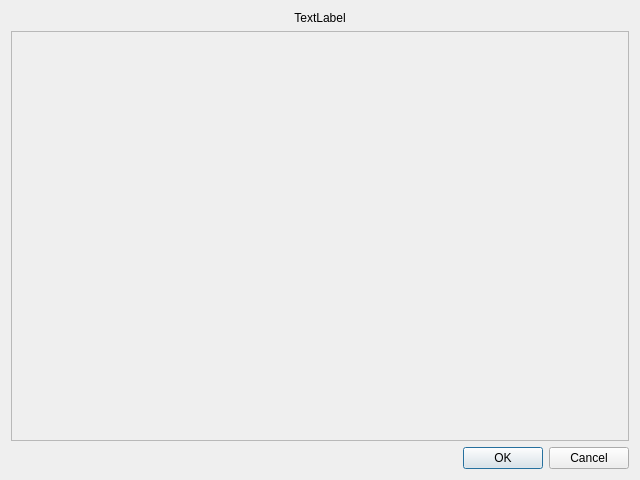
Before: the Qt Designer form searchcard.ui in obourat/MimosaNG, drawn with Qt 5.
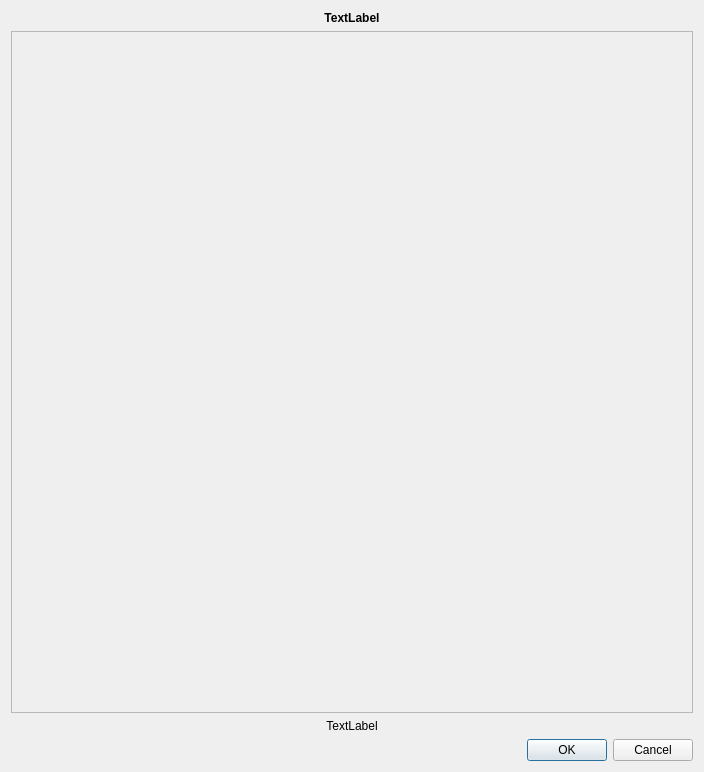
After: the same form once the commit is applied.

The edit to the form file:
```diff
--- a/searchcard.ui
+++ b/searchcard.ui
@@ -6,15 +6,15 @@
    <rect>
     <x>0</x>
     <y>0</y>
-    <width>640</width>
-    <height>480</height>
+    <width>704</width>
+    <height>772</height>
    </rect>
   </property>
   <property name="windowTitle">
    <string>Dialog</string>
   </property>
   <layout class="QGridLayout" name="gridLayout">
-   <item row="2" column="0">
+   <item row="3" column="0">
     <widget class="QDialogButtonBox" name="buttonBox">
      <property name="orientation">
       <enum>Qt::Horizontal</enum>
@@ -26,6 +26,14 @@
    </item>
    <item row="0" column="0">
     <widget class="QLabel" name="label">
+     <property name="font">
+      <font>
+       <weight>75</weight>
+       <bold>true</bold>
+       <underline>false</underline>
+       <strikeout>false</strikeout>
+      </font>
+     </property>
      <property name="text">
       <string>TextLabel</string>
      </property>
@@ -44,8 +52,8 @@
        <rect>
         <x>0</x>
         <y>0</y>
-        <width>620</width>
-        <height>404</height>
+        <width>684</width>
+        <height>673</height>
        </rect>
       </property>
       <layout class="QGridLayout" name="gridLayout_2">
@@ -56,6 +64,16 @@
      </widget>
     </widget>
    </item>
+   <item row="2" column="0">
+    <widget class="QLabel" name="labelInfo">
+     <property name="text">
+      <string>TextLabel</string>
+     </property>
+     <property name="alignment">
+      <set>Qt::AlignCenter</set>
+     </property>
+    </widget>
+   </item>
   </layout>
  </widget>
  <resources/>
```
